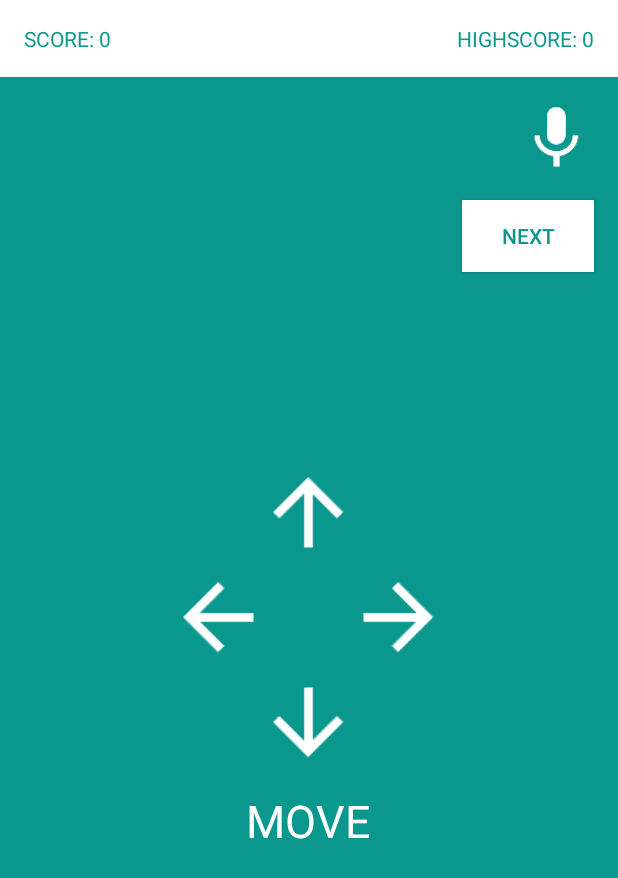
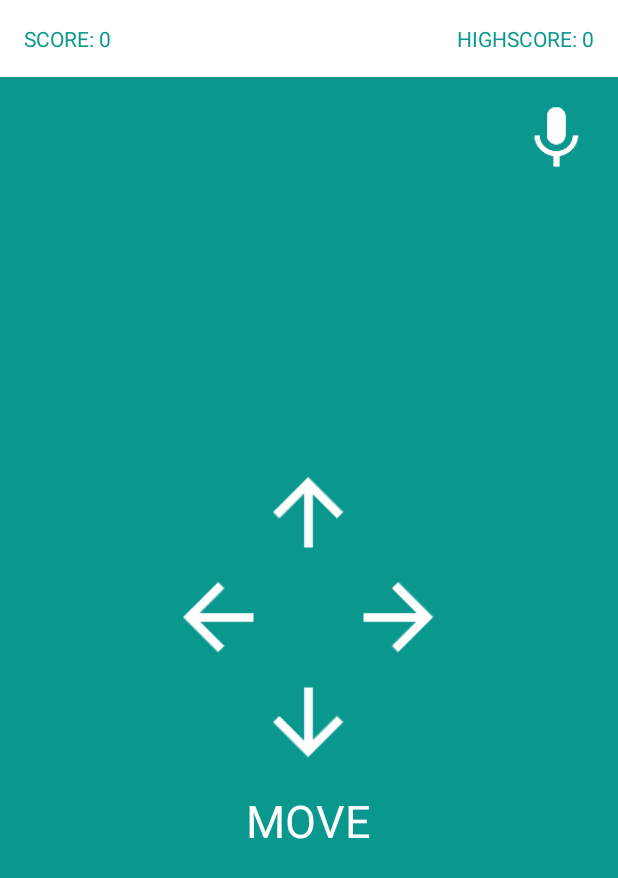
Before and after one commit to kevinw123/Educator-Android, an Android app: the MovementActivity screen opened directly, with no data from a screen before it, on a phone screen of 412 x 824 dp. Shown: the top 878 px of the screen. Run offline under Robolectric (Android 15) with nearby library versions, the phone set to English and light mode, and no system bars.

Commit message:
Removing next buttons

```diff
--- a/app/src/main/java/com/group25/proj2/MovementActivity.java
+++ b/app/src/main/java/com/group25/proj2/MovementActivity.java
@@ -32,14 +32,6 @@ public class MovementActivity extends AppCompatActivity {
         highscoreView = (TextView) findViewById(R.id.highscoreMovement);
         Score.drawScores(scoreView, highscoreView);
 
-        Button nextButton = (Button) findViewById(R.id.movementNextButton);
-        nextButton.setOnClickListener(new View.OnClickListener() {
-            public void onClick(View v) {
-                Intent intent = new Intent(MovementActivity.this, QuestionsActivity.class);
-                startActivity(intent);
-                overridePendingTransition(R.anim.fadein, R.anim.fadeout);
-            }
-        });
 
         upButton = (ImageButton) findViewById(R.id.upButton);
         upButton.setOnClickListener(new View.OnClickListener() {
--- a/app/src/main/res/layout/activity_movement.xml
+++ b/app/src/main/res/layout/activity_movement.xml
@@ -43,17 +43,6 @@
         android:layout_marginRight="@dimen/activity_horizontal_margin"
         android:layout_marginTop="@dimen/activity_vertical_margin"
         android:background="@drawable/micbutton" />
-
-    <Button
-        android:id="@+id/movementNextButton"
-        android:layout_width="wrap_content"
-        android:layout_height="wrap_content"
-        android:layout_alignParentRight="true"
-        android:layout_below="@+id/micButton"
-        android:layout_margin="16dp"
-        android:background="@color/colorText"
-        android:text="NEXT"
-        android:textColor="@color/colorMovement" />
 
     <RelativeLayout
         android:layout_width="match_parent"
```
Also changed, not shown: app/src/main/java/com/group25/proj2/QuestionsActivity.java (+0 -10 lines), app/src/main/res/layout/activity_questions.xml (+0 -10 lines).
